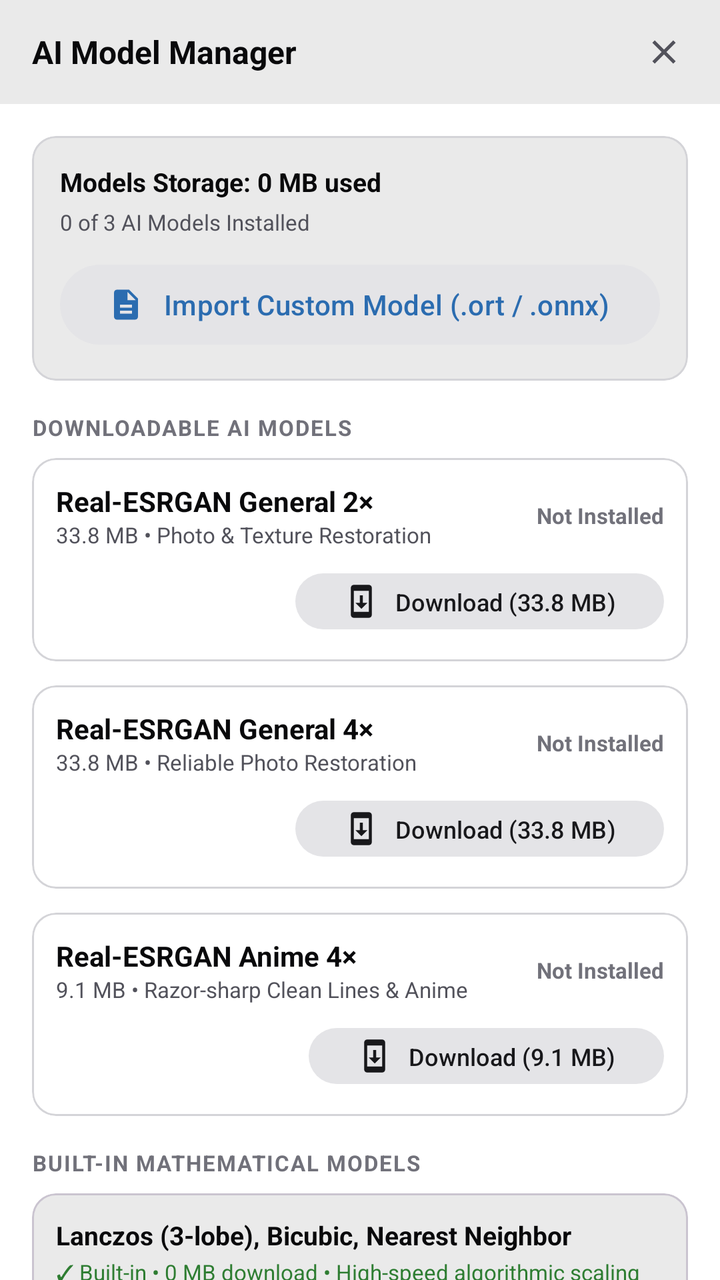
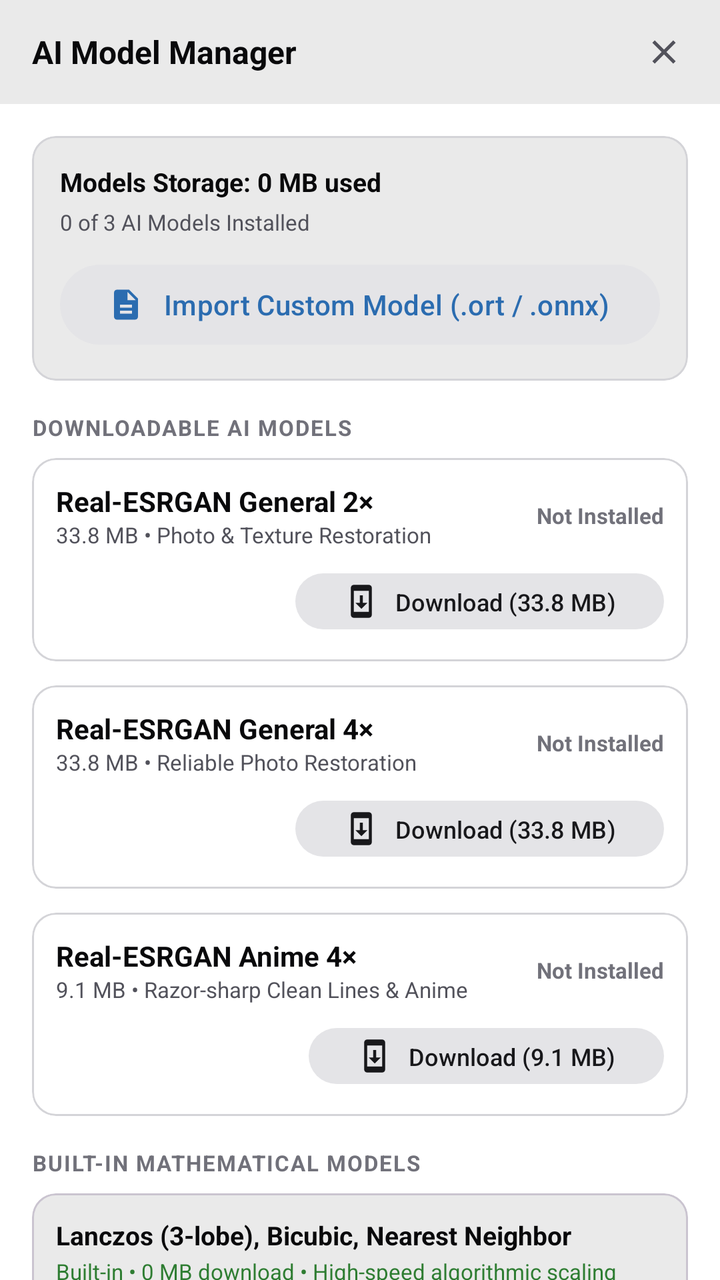

Before-and-after screenshots of an Android layout around one commit, followed by the original layout XML and the change that was made.
<!-- AndroidManifest.xml: application theme Theme.VeilFrame -->
<!-- res/layout/dialog_upscale_model_manager.xml -->
<?xml version="1.0" encoding="utf-8"?>
<LinearLayout xmlns:android="http://schemas.android.com/apk/res/android"
    xmlns:app="http://schemas.android.com/apk/res-auto"
    android:layout_width="match_parent"
    android:layout_height="wrap_content"
    android:background="@color/vf_surface"
    android:orientation="vertical">

    
    <LinearLayout
        android:layout_width="match_parent"
        android:layout_height="52dp"
        android:gravity="center_vertical"
        android:orientation="horizontal"
        android:paddingStart="16dp"
        android:paddingEnd="12dp"
        android:background="@color/vf_surface_variant">

        <TextView
            android:layout_width="0dp"
            android:layout_height="wrap_content"
            android:layout_weight="1"
            android:text="AI Model Manager"
            android:textColor="@color/vf_text_primary"
            android:textSize="16sp"
            android:textStyle="bold" />

        <com.google.android.material.button.MaterialButton
            android:id="@+id/btnModelManagerClose"
            style="@style/Widget.Material3.Button.IconButton"
            android:layout_width="40dp"
            android:layout_height="40dp"
            android:contentDescription="Close Model Manager"
            app:icon="@drawable/ic_close"
            app:iconTint="@color/vf_text_secondary" />
    </LinearLayout>

    
    <androidx.core.widget.NestedScrollView
        android:layout_width="match_parent"
        android:layout_height="wrap_content"
        android:maxHeight="520dp"
        android:fillViewport="true">

        <LinearLayout
            android:layout_width="match_parent"
            android:layout_height="wrap_content"
            android:orientation="vertical"
            android:padding="16dp">

            
            <com.google.android.material.card.MaterialCardView
                android:layout_width="match_parent"
                android:layout_height="wrap_content"
                android:layout_marginBottom="16dp"
                app:cardBackgroundColor="@color/vf_surface_variant"
                app:cardCornerRadius="12dp"
                app:strokeColor="@color/vf_surface_stroke"
                app:strokeWidth="1dp">

                <LinearLayout
                    android:layout_width="match_parent"
                    android:layout_height="wrap_content"
                    android:orientation="vertical"
                    android:padding="14dp">

                    <TextView
                        android:id="@+id/tvModelStorageSummary"
                        android:layout_width="wrap_content"
                        android:layout_height="wrap_content"
                        android:text="Models Storage: 0 MB used"
                        android:textColor="@color/vf_text_primary"
                        android:textSize="13sp"
                        android:textStyle="bold"
                        android:layout_marginBottom="4dp" />

                    <TextView
                        android:id="@+id/tvModelCountSummary"
                        android:layout_width="wrap_content"
                        android:layout_height="wrap_content"
                        android:text="0 of 3 AI Models Installed"
                        android:textColor="@color/vf_text_secondary"
                        android:textSize="11sp" />

                    <com.google.android.material.button.MaterialButton
                        android:id="@+id/btnImportCustomModel"
                        style="@style/Widget.Material3.Button.TonalButton"
                        android:layout_width="match_parent"
                        android:layout_height="wrap_content"
                        android:layout_marginTop="10dp"
                        android:text="Import Custom Model (.ort / .onnx)"
                        android:textColor="@color/vf_accent_blue"
                        app:icon="@drawable/ic_file_pick"
                        app:iconTint="@color/vf_accent_blue" />
                </LinearLayout>
            </com.google.android.material.card.MaterialCardView>

            
            <TextView
                android:layout_width="wrap_content"
                android:layout_height="wrap_content"
                android:text="DOWNLOADABLE AI MODELS"
                android:textColor="@color/vf_text_muted"
                android:textSize="11sp"
                android:textStyle="bold"
                android:letterSpacing="0.06"
                android:layout_marginBottom="8dp" />

            
            <com.google.android.material.card.MaterialCardView
                android:layout_width="match_parent"
                android:layout_height="wrap_content"
                android:layout_marginBottom="12dp"
                app:cardBackgroundColor="@color/vf_surface"
                app:cardCornerRadius="12dp"
                app:strokeColor="@color/vf_surface_stroke"
                app:strokeWidth="1dp">

                <LinearLayout
                    android:layout_width="match_parent"
                    android:layout_height="wrap_content"
                    android:orientation="vertical"
                    android:padding="12dp">

                    <LinearLayout
                        android:layout_width="match_parent"
                        android:layout_height="wrap_content"
                        android:orientation="horizontal"
                        android:gravity="center_vertical">

                        <LinearLayout
                            android:layout_width="0dp"
                            android:layout_height="wrap_content"
                            android:layout_weight="1"
                            android:orientation="vertical">

                            <TextView
                                android:layout_width="wrap_content"
                                android:layout_height="wrap_content"
                                android:text="Real-ESRGAN General 2×"
                                android:textColor="@color/vf_text_primary"
                                android:textSize="14sp"
                                android:textStyle="bold" />

                            <TextView
                                android:layout_width="wrap_content"
                                android:layout_height="wrap_content"
                                android:text="33.8 MB • Photo &amp; Texture Restoration"
                                android:textColor="@color/vf_text_secondary"
                                android:textSize="11sp" />
                        </LinearLayout>

                        <TextView
                            android:id="@+id/tvModelStatus2x"
                            android:layout_width="wrap_content"
                            android:layout_height="wrap_content"
                            android:text="Not Installed"
                            android:textColor="@color/vf_text_muted"
                            android:textSize="11sp"
                            android:textStyle="bold" />
                    </LinearLayout>

                    <com.google.android.material.progressindicator.LinearProgressIndicator
                        android:id="@+id/progressModel2x"
                        android:layout_width="match_parent"
                        android:layout_height="wrap_content"
                        android:layout_marginTop="8dp"
                        android:layout_marginBottom="4dp"
                        android:indeterminate="true"
                        android:visibility="gone"
                        app:indicatorColor="@color/vf_primary"
                        app:trackColor="@color/vf_surface_variant" />

                    <LinearLayout
                        android:layout_width="match_parent"
                        android:layout_height="wrap_content"
                        android:orientation="horizontal"
                        android:gravity="end"
                        android:layout_marginTop="8dp">

                        <com.google.android.material.button.MaterialButton
                            android:id="@+id/btnDeleteModel2x"
                            style="@style/Widget.Material3.Button.TextButton"
                            android:layout_width="wrap_content"
                            android:layout_height="36dp"
                            android:text="Delete"
                            android:textColor="@color/vf_accent_red"
                            android:textSize="12sp"
                            android:visibility="gone" />

                        <com.google.android.material.button.MaterialButton
                            android:id="@+id/btnDownloadModel2x"
                            style="@style/Widget.Material3.Button.TonalButton"
                            android:layout_width="wrap_content"
                            android:layout_height="36dp"
                            android:text="Download (33.8 MB)"
                            android:textSize="12sp"
                            android:textColor="@color/vf_primary"
                            app:icon="@drawable/ic_system_update"
                            app:iconTint="@color/vf_primary" />
                    </LinearLayout>
                </LinearLayout>
            </com.google.android.material.card.MaterialCardView>

            
            <com.google.android.material.card.MaterialCardView
                android:layout_width="match_parent"
                android:layout_height="wrap_content"
                android:layout_marginBottom="12dp"
                app:cardBackgroundColor="@color/vf_surface"
                app:cardCornerRadius="12dp"
                app:strokeColor="@color/vf_surface_stroke"
                app:strokeWidth="1dp">

                <LinearLayout
                    android:layout_width="match_parent"
                    android:layout_height="wrap_content"
                    android:orientation="vertical"
                    android:padding="12dp">

                    <LinearLayout
                        android:layout_width="match_parent"
                        android:layout_height="wrap_content"
                        android:orientation="horizontal"
                        android:gravity="center_vertical">

                        <LinearLayout
                            android:layout_width="0dp"
                            android:layout_height="wrap_content"
                            android:layout_weight="1"
                            android:orientation="vertical">

                            <TextView
                                android:layout_width="wrap_content"
                                android:layout_height="wrap_content"
                                android:text="Real-ESRGAN General 4×"
                                android:textColor="@color/vf_text_primary"
                                android:textSize="14sp"
                                android:textStyle="bold" />

                            <TextView
                                android:layout_width="wrap_content"
                                android:layout_height="wrap_content"
                                android:text="33.8 MB • Reliable Photo Restoration"
                                android:textColor="@color/vf_text_secondary"
                                android:textSize="11sp" />
                        </LinearLayout>

                        <TextView
                            android:id="@+id/tvModelStatus4x"
                            android:layout_width="wrap_content"
                            android:layout_height="wrap_content"
                            android:text="Not Installed"
                            android:textColor="@color/vf_text_muted"
                            android:textSize="11sp"
                            android:textStyle="bold" />
                    </LinearLayout>

                    <com.google.android.material.progressindicator.LinearProgressIndicator
                        android:id="@+id/progressModel4x"
                        android:layout_width="match_parent"
                        android:layout_height="wrap_content"
                        android:layout_marginTop="8dp"
                        android:layout_marginBottom="4dp"
                        android:indeterminate="true"
                        android:visibility="gone"
                        app:indicatorColor="@color/vf_primary"
                        app:trackColor="@color/vf_surface_variant" />

                    <LinearLayout
                        android:layout_width="match_parent"
                        android:layout_height="wrap_content"
                        android:orientation="horizontal"
                        android:gravity="end"
                        android:layout_marginTop="8dp">

                        <com.google.android.material.button.MaterialButton
                            android:id="@+id/btnDeleteModel4x"
                            style="@style/Widget.Material3.Button.TextButton"
                            android:layout_width="wrap_content"
                            android:layout_height="36dp"
                            android:text="Delete"
                            android:textColor="@color/vf_accent_red"
                            android:textSize="12sp"
                            android:visibility="gone" />

                        <com.google.android.material.button.MaterialButton
                            android:id="@+id/btnDownloadModel4x"
                            style="@style/Widget.Material3.Button.TonalButton"
                            android:layout_width="wrap_content"
                            android:layout_height="36dp"
                            android:text="Download (33.8 MB)"
                            android:textSize="12sp"
                            android:textColor="@color/vf_primary"
                            app:icon="@drawable/ic_system_update"
                            app:iconTint="@color/vf_primary" />
                    </LinearLayout>
                </LinearLayout>
            </com.google.android.material.card.MaterialCardView>

            
            <com.google.android.material.card.MaterialCardView
                android:layout_width="match_parent"
                android:layout_height="wrap_content"
                android:layout_marginBottom="16dp"
                app:cardBackgroundColor="@color/vf_surface"
                app:cardCornerRadius="12dp"
                app:strokeColor="@color/vf_surface_stroke"
                app:strokeWidth="1dp">

                <LinearLayout
                    android:layout_width="match_parent"
                    android:layout_height="wrap_content"
                    android:orientation="vertical"
                    android:padding="12dp">

                    <LinearLayout
                        android:layout_width="match_parent"
                        android:layout_height="wrap_content"
                        android:orientation="horizontal"
                        android:gravity="center_vertical">

                        <LinearLayout
                            android:layout_width="0dp"
                            android:layout_height="wrap_content"
                            android:layout_weight="1"
                            android:orientation="vertical">

                            <TextView
                                android:layout_width="wrap_content"
                                android:layout_height="wrap_content"
                                android:text="Real-ESRGAN Anime 4×"
                                android:textColor="@color/vf_text_primary"
                                android:textSize="14sp"
                                android:textStyle="bold" />

                            <TextView
                                android:layout_width="wrap_content"
                                android:layout_height="wrap_content"
                                android:text="9.1 MB • Razor-sharp Clean Lines &amp; Anime"
                                android:textColor="@color/vf_text_secondary"
                                android:textSize="11sp" />
                        </LinearLayout>

                        <TextView
                            android:id="@+id/tvModelStatusAnime"
                            android:layout_width="wrap_content"
                            android:layout_height="wrap_content"
                            android:text="Not Installed"
                            android:textColor="@color/vf_text_muted"
                            android:textSize="11sp"
                            android:textStyle="bold" />
                    </LinearLayout>

                    <com.google.android.material.progressindicator.LinearProgressIndicator
                        android:id="@+id/progressModelAnime"
                        android:layout_width="match_parent"
                        android:layout_height="wrap_content"
                        android:layout_marginTop="8dp"
                        android:layout_marginBottom="4dp"
                        android:indeterminate="true"
                        android:visibility="gone"
                        app:indicatorColor="@color/vf_primary"
                        app:trackColor="@color/vf_surface_variant" />

                    <LinearLayout
                        android:layout_width="match_parent"
                        android:layout_height="wrap_content"
                        android:orientation="horizontal"
                        android:gravity="end"
                        android:layout_marginTop="8dp">

                        <com.google.android.material.button.MaterialButton
                            android:id="@+id/btnDeleteModelAnime"
                            style="@style/Widget.Material3.Button.TextButton"
                            android:layout_width="wrap_content"
                            android:layout_height="36dp"
                            android:text="Delete"
                            android:textColor="@color/vf_accent_red"
                            android:textSize="12sp"
                            android:visibility="gone" />

                        <com.google.android.material.button.MaterialButton
                            android:id="@+id/btnDownloadModelAnime"
                            style="@style/Widget.Material3.Button.TonalButton"
                            android:layout_width="wrap_content"
                            android:layout_height="36dp"
                            android:text="Download (9.1 MB)"
                            android:textSize="12sp"
                            android:textColor="@color/vf_primary"
                            app:icon="@drawable/ic_system_update"
                            app:iconTint="@color/vf_primary" />
                    </LinearLayout>
                </LinearLayout>
            </com.google.android.material.card.MaterialCardView>

            
            <TextView
                android:layout_width="wrap_content"
                android:layout_height="wrap_content"
                android:text="BUILT-IN MATHEMATICAL MODELS"
                android:textColor="@color/vf_text_muted"
                android:textSize="11sp"
                android:textStyle="bold"
                android:letterSpacing="0.06"
                android:layout_marginBottom="8dp" />

            
            <com.google.android.material.card.MaterialCardView
                android:layout_width="match_parent"
                android:layout_height="wrap_content"
                android:layout_marginBottom="16dp"
                app:cardBackgroundColor="@color/vf_surface_variant"
                app:cardCornerRadius="12dp">

                <LinearLayout
                    android:layout_width="match_parent"
                    android:layout_height="wrap_content"
                    android:orientation="vertical"
                    android:padding="12dp">

                    <TextView
                        android:layout_width="wrap_content"
                        android:layout_height="wrap_content"
                        android:text="Lanczos (3-lobe), Bicubic, Nearest Neighbor"
                        android:textColor="@color/vf_text_primary"
                        android:textSize="13sp"
                        android:textStyle="bold"
                        android:layout_marginBottom="2dp" />

                    <TextView
                        android:layout_width="wrap_content"
                        android:layout_height="wrap_content"
                        android:text="✓ Built-in • 0 MB download • High-speed algorithmic scaling"
                        android:textColor="@color/vf_accent_green"
                        android:textSize="11sp" />
                </LinearLayout>
            </com.google.android.material.card.MaterialCardView>

            
            <TextView
                android:layout_width="wrap_content"
                android:layout_height="wrap_content"
                android:layout_gravity="center"
                android:text="Models run 100% locally. Zero telemetry or cloud transmission."
                android:textColor="@color/vf_text_muted"
                android:textSize="11sp" />
        </LinearLayout>
    </androidx.core.widget.NestedScrollView>
</LinearLayout>
<!-- resources referenced by this layout -->
<resources>
  <color name="vf_accent_blue">#2B6CB0</color>
  <color name="vf_accent_green">#2E7D32</color>
  <color name="vf_accent_red">#C53030</color>
  <color name="vf_primary">#18181B</color>
  <color name="vf_surface">#FFFFFF</color>
  <color name="vf_surface_stroke">#D4D4D8</color>
  <color name="vf_surface_variant">#EAEAEA</color>
  <color name="vf_text_muted">#71717A</color>
  <color name="vf_text_primary">#09090B</color>
  <color name="vf_text_secondary">#52525B</color>
  <!-- drawable ic_close (drawable) -->
  <?xml version="1.0" encoding="utf-8"?>
  <vector xmlns:android="http://schemas.android.com/apk/res/android"
      android:width="24dp"
      android:height="24dp"
      android:viewportWidth="24"
      android:viewportHeight="24">
      <path
          android:fillColor="@color/vf_text_secondary"
          android:pathData="M19,6.41L17.59,5 12,10.59 6.41,5 5,6.41 10.59,12 5,17.59 6.41,19 12,13.41 17.59,19 19,17.59 13.41,12z"/>
  </vector>
  <!-- drawable ic_file_pick (drawable) -->
  <?xml version="1.0" encoding="utf-8"?>
  <vector xmlns:android="http://schemas.android.com/apk/res/android"
      android:width="18dp"
      android:height="18dp"
      android:viewportWidth="24"
      android:viewportHeight="24">
      <path
          android:fillColor="#38BDF8"
          android:pathData="M14,2H6c-1.1,0 -1.99,0.9 -1.99,2L4,20c0,1.1 0.89,2 1.99,2H18c1.1,0 2,-0.9 2,-2V8l-6,-6zM16,18H8v-2h8v2zm0,-4H8v-2h8v2zm-3,-5V3.5L18.5,9H13z"/>
  </vector>
  <!-- drawable ic_system_update (drawable) -->
  <?xml version="1.0" encoding="utf-8"?>
  <vector xmlns:android="http://schemas.android.com/apk/res/android"
      android:width="24dp"
      android:height="24dp"
      android:viewportWidth="24"
      android:viewportHeight="24"
      android:tint="?attr/colorControlNormal">
      <path
          android:fillColor="@android:color/white"
          android:pathData="M17,1.01L7,1c-1.1,0 -2,0.9 -2,2v18c0,1.1 0.9,2 2,2h10c1.1,0 2,-0.9 2,-2V3c0,-1.1 -0.9,-1.99 -2,-1.99zM17,19H7V5h10v14zm-1,-6h-3V8h-2v5H8l4,4 4,-4z" />
  </vector>
  <color name="vf_on_primary">#FFFFFF</color>
  <color name="vf_primary_container">#E4E4E7</color>
  <color name="vf_secondary">#52525B</color>
  <color name="vf_on_secondary">#18181B</color>
  <color name="vf_secondary_container">#E4E4E7</color>
  <color name="vf_bg_dark">#F4F4F6</color>
  <style name="ThemeOverlay.VeilFrame.MaterialAlertDialog" parent="ThemeOverlay.Material3.MaterialAlertDialog">
          <item name="shapeAppearance">@style/ShapeAppearance.VeilFrame.Dialog</item>
          <item name="shapeAppearanceOverlay">@style/ShapeAppearance.VeilFrame.Dialog</item>
          <item name="colorSurface">@color/vf_surface</item>
          <item name="colorOnSurface">@color/vf_text_primary</item>
          <item name="buttonBarPositiveButtonStyle">@style/Widget.VeilFrame.Button.Pill</item>
          <item name="buttonBarNegativeButtonStyle">@style/Widget.VeilFrame.Button.Text</item>
      </style>
  <style name="ShapeAppearance.VeilFrame.Dialog" parent="ShapeAppearance.Material3.Corner.ExtraLarge">
          <item name="cornerSize">28dp</item>
      </style>
  <style name="Widget.VeilFrame.Button.Pill" parent="Widget.Material3.Button">
          <item name="shapeAppearance">@style/ShapeAppearance.VeilFrame.Pill</item>
      </style>
  <style name="Widget.VeilFrame.Button.Text" parent="Widget.Material3.Button.TextButton">
          <item name="shapeAppearance">@style/ShapeAppearance.VeilFrame.Pill</item>
      </style>
  <style name="ShapeAppearance.VeilFrame.Pill" parent="ShapeAppearance.Material3.Corner.Full">
          <item name="cornerSize">50%</item>
      </style>
  <!-- unchanged entries left out for length: 1 -->
</resources>

<!-- the commit's change to res/layout/dialog_upscale_model_manager.xml (unified diff, before → after) -->
@@ -431,7 +431,7 @@
                     <TextView
                         android:layout_width="wrap_content"
                         android:layout_height="wrap_content"
-                        android:text="✓ Built-in • 0 MB download • High-speed algorithmic scaling"
+                        android:text="Built-in • 0 MB download • High-speed algorithmic scaling"
                         android:textColor="@color/vf_accent_green"
                         android:textSize="11sp" />
                 </LinearLayout>
